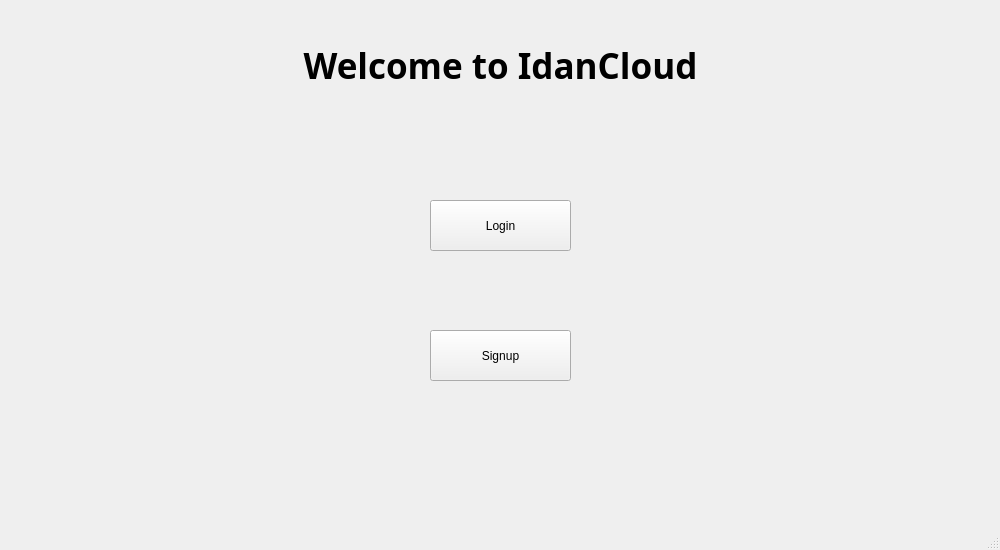
Qt form Main/client/gui/ui/main.ui (SuperName3102/Final-Project) before a commit.
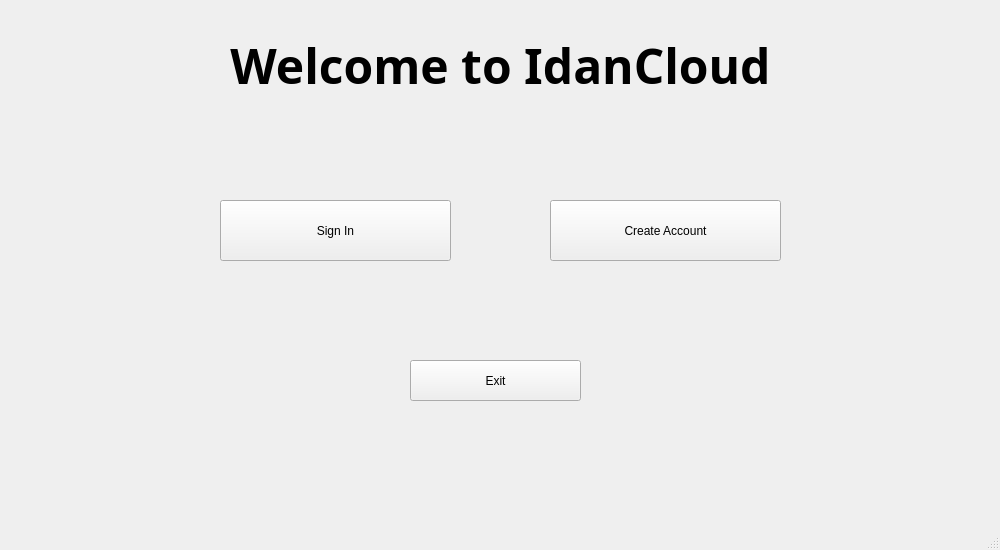
The same form after that commit.

Commit message: added lots of functionality, user icons, delete, rename, download, and more

Diff of the .ui file:
```diff
--- a/Main/client/gui/ui/main.ui
+++ b/Main/client/gui/ui/main.ui
@@ -20,17 +20,17 @@
    <widget class="QPushButton" name="login_button">
     <property name="geometry">
      <rect>
-      <x>430</x>
+      <x>220</x>
       <y>200</y>
-      <width>141</width>
-      <height>51</height>
+      <width>231</width>
+      <height>61</height>
      </rect>
     </property>
     <property name="styleSheet">
      <string notr="true"/>
     </property>
     <property name="text">
-     <string>Login</string>
+     <string>Sign In</string>
     </property>
     <property name="iconSize">
      <size>
@@ -42,16 +42,16 @@
    <widget class="QLabel" name="label">
     <property name="geometry">
      <rect>
-      <x>280</x>
+      <x>10</x>
       <y>40</y>
-      <width>441</width>
+      <width>981</width>
       <height>51</height>
      </rect>
     </property>
     <property name="font">
      <font>
       <family>Trebuchet MS</family>
-      <pointsize>26</pointsize>
+      <pointsize>36</pointsize>
       <bold>true</bold>
      </font>
     </property>
@@ -98,17 +98,17 @@
    <widget class="QPushButton" name="signup_button">
     <property name="geometry">
      <rect>
-      <x>430</x>
-      <y>330</y>
-      <width>141</width>
-      <height>51</height>
+      <x>550</x>
+      <y>200</y>
+      <width>231</width>
+      <height>61</height>
      </rect>
     </property>
     <property name="styleSheet">
      <string notr="true"/>
     </property>
     <property name="text">
-     <string>Signup</string>
+     <string>Create Account</string>
     </property>
     <property name="iconSize">
      <size>
@@ -133,6 +133,28 @@
      <set>Qt::AlignmentFlag::AlignCenter</set>
     </property>
    </widget>
+   <widget class="QPushButton" name="exit_button">
+    <property name="geometry">
+     <rect>
+      <x>410</x>
+      <y>360</y>
+      <width>171</width>
+      <height>41</height>
+     </rect>
+    </property>
+    <property name="styleSheet">
+     <string notr="true"/>
+    </property>
+    <property name="text">
+     <string>Exit</string>
+    </property>
+    <property name="iconSize">
+     <size>
+      <width>20</width>
+      <height>20</height>
+     </size>
+    </property>
+   </widget>
   </widget>
   <widget class="QStatusBar" name="statusbar"/>
  </widget>
```
The commit also changes 29 other files.
